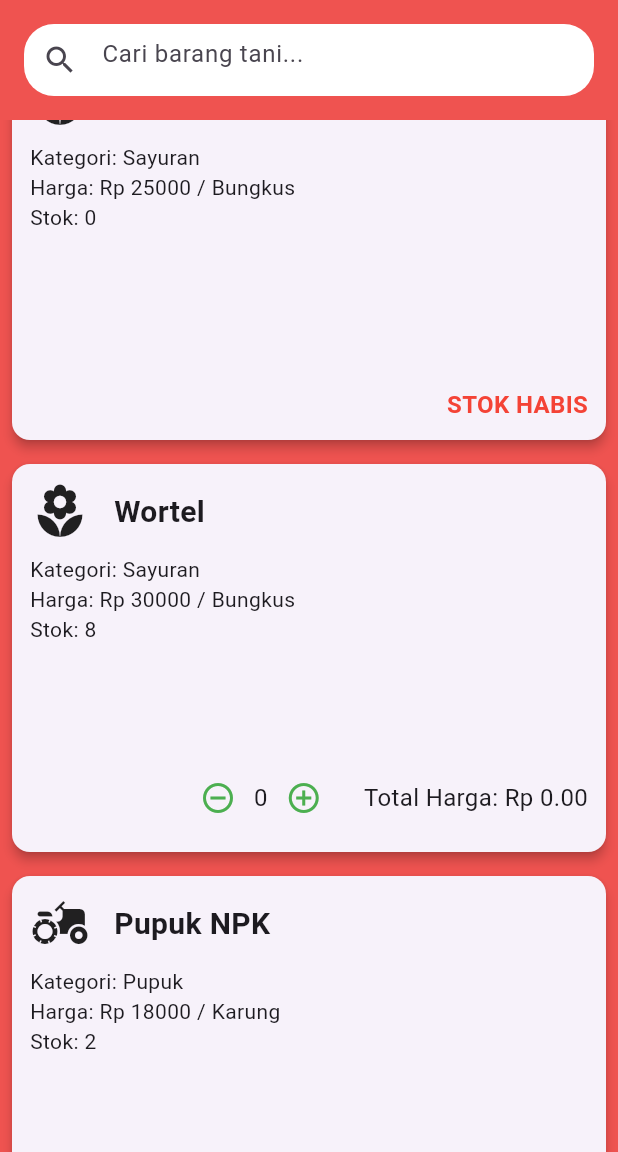
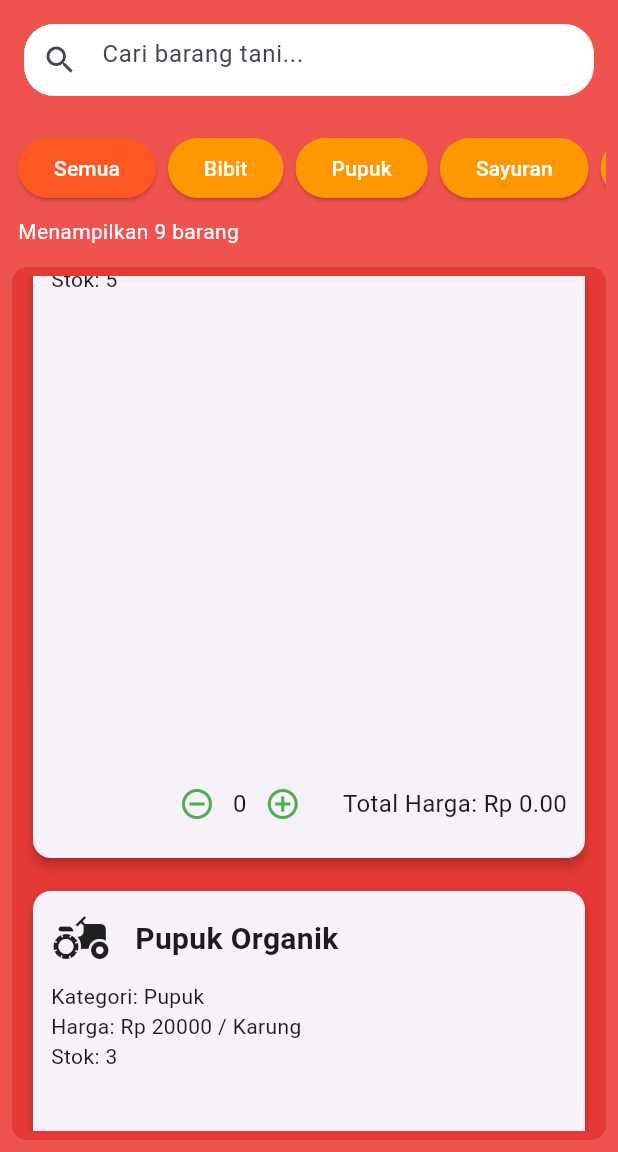
Before and after one commit to alh1-pixel/Toko_Sarana_Pertanian, a Flutter app: the screen it shows after launch, scrolled down 1152 dp, on a phone screen of 412 x 824 dp, the part 84-1236 px from its top. Run offline on Flutter 3.47's test engine with Material 3 defaults, Android fonts, the phone set to English and light mode, and no system bars.

Commit message:
Menambahkan fitur halaman kosong

```diff
--- a/lib/main.dart
+++ b/lib/main.dart
@@ -88,9 +88,11 @@ class _MyAppState extends State<MyApp> {
           ],
           ),
         ),
+
         body: Column(
           children: [
-            Padding(padding: const EdgeInsets.all(16.0),
+            Padding(
+              padding: const EdgeInsets.all(16.0),
               child: Container(
                 decoration: BoxDecoration(
                   color: Colors.white,
@@ -109,12 +111,76 @@ class _MyAppState extends State<MyApp> {
                       kataCari = value;
                     });
                   },
-              ),),
+                ),
+              ),
             ),
 
+            Container(
+              width: double.infinity,
+              padding: const EdgeInsets.symmetric(vertical: 8.0, horizontal: 8.0),
+              child: SingleChildScrollView(
+                scrollDirection: Axis.horizontal,
+                child: Row(
+                  children: daftarKategori.map((kategori) {
+                    final terpilih = kategori == kategoriTerpilih;
+                    return Padding(
+                      padding: const EdgeInsets.symmetric(horizontal: 4.0),
+                      child: ElevatedButton(
+                        style: ElevatedButton.styleFrom(
+                        backgroundColor: terpilih ? Colors.deepOrange : Colors.orange,
+                        foregroundColor: Colors.white,
+                      ),
+                      onPressed: () {
+                        setState(() => kategoriTerpilih = kategoriTerpilih = kategori);
+                        },
+                        child: Text(kategori),
+                      ),
+                    );
+                  }).toList(),
+                ),
+              ),
+            ),
+
+            Padding(
+              padding: const EdgeInsets.symmetric(horizontal: 12.0),
+              child: Align(
+                alignment: Alignment.centerLeft,
+                child: Text('Menampilkan ${hasilCari.length} barang',
+                  style: const TextStyle(color: Colors.white)),
+                ),
+              ),
+              const SizedBox(height: 6.0),
+
             Expanded(
-              child: LayoutBuilder(
-                builder:(context, constraints) {
+              child: Container(
+                margin: const EdgeInsets.all(8.0),
+                padding: const EdgeInsets.all(6.0),
+                decoration : BoxDecoration(
+                  color: const Color(0xFFE53935),
+                  borderRadius: BorderRadius.circular(10.0),
+                ),
+                child: hasilCari.isEmpty
+                  ? Center(
+                    child: Column(
+                      mainAxisSize: MainAxisSize.min,
+                      children: [
+                        Icon(Icons.search_off, size: 48, color: Colors.white.withOpacity(0.8)),
+                        const SizedBox(height: 12),
+                        const Text(
+                          'Barang tidak ditemukan',
+                          style: TextStyle(color: Colors.white, fontWeight: FontWeight.bold, fontSize: 16),
+                        ),
+                        const SizedBox(height: 4),
+                        Text(
+                          'Coba ubah kata kunci atau pilih kategori lain',
+                          style: TextStyle(color: Colors.white.withOpacity(0.8), fontSize: 12),
+                          textAlign: TextAlign.center,
+                        ),
+                      ],
+                    ),
+                  )
+                : LayoutBuilder(
+                  builder: (context, constraints) {
                     int kolom;
                     if (constraints.maxWidth < 600) {
                       kolom = 1;
@@ -126,9 +192,11 @@ class _MyAppState extends State<MyApp> {
                     return GridView.builder(
                       gridDelegate: SliverGridDelegateWithFixedCrossAxisCount(
                         crossAxisCount: kolom,
-                      childAspectRatio: 3 / 2,
+                        childAspectRatio: 3 / 4,
+                        crossAxisSpacing: 6,
+                        mainAxisSpacing: 6,
                         ),
-                    itemCount: hasilCari.length,
+                        itemCount:  hasilCari.length,
                         itemBuilder: (context, index) {
                           final barang = hasilCari[index];
                           return BarangTaniCard(
@@ -143,9 +211,20 @@ class _MyAppState extends State<MyApp> {
                   },
                 ),
               ),
-          ]
-        )
-      )
+            ),
+          ],
+        ),
+      ),
+    );
+  }
+  Widget _menuItem(String label) {
+    return Container(
+      padding: const EdgeInsets.symmetric(vertical: 12, horizontal: 16),
+      decoration: BoxDecoration(
+        color:  Colors.white,
+        borderRadius: BorderRadius.circular(8),
+      ),
+      child: Text(label, style:  const TextStyle(color: Colors.black87)),
     );
   }
 }
```
Lines whose indentation alone changed are shown as unchanged.
